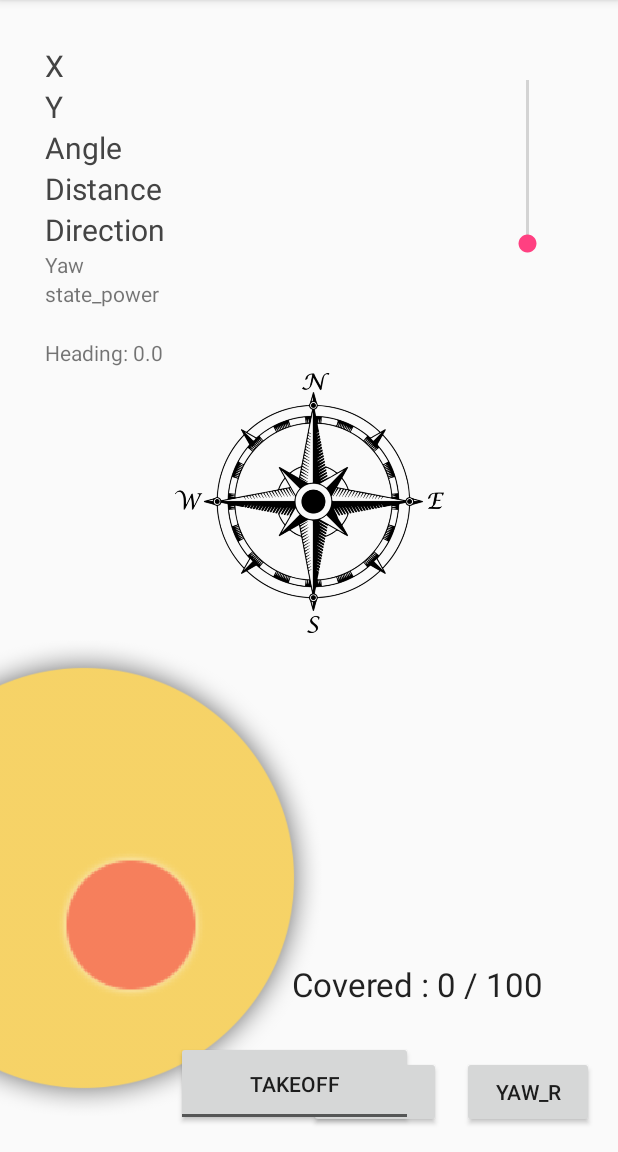
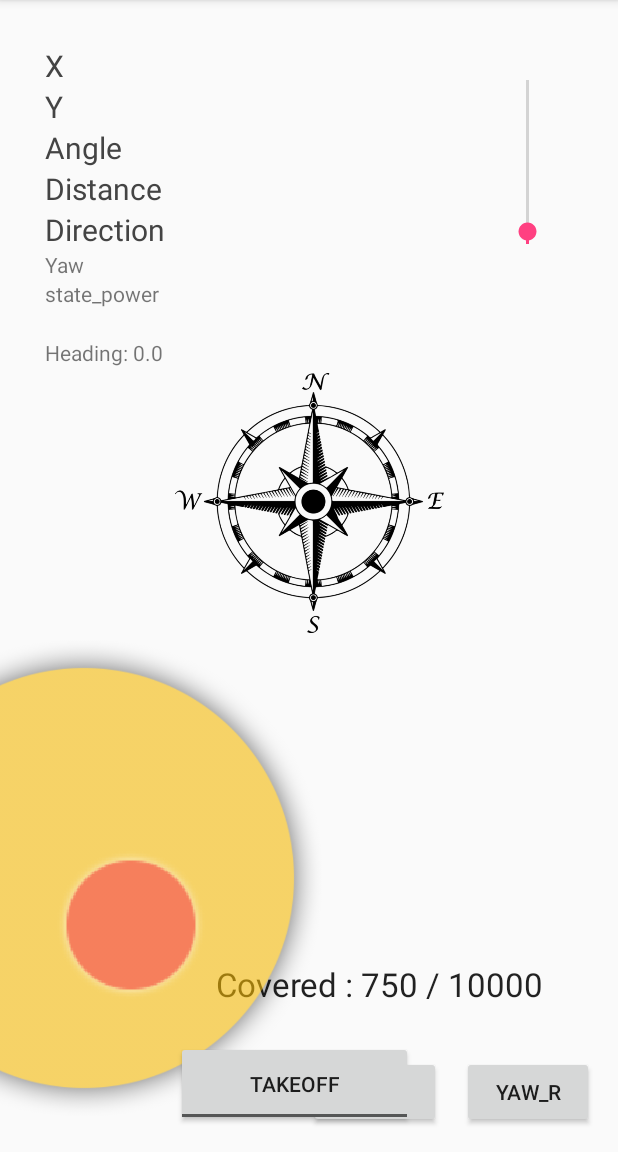
Before and after one commit to magmanex/JoyStickTCP6, an Android app: the SecondScreenActivity screen opened directly, with no data from a screen before it, on a phone screen of 412 x 824 dp, the part 84-1236 px from its top. Run offline under Robolectric (Android 15) with nearby library versions, the phone set to English and light mode, and no system bars.

Commit message:
Change scale seekbar +Default value of high

```diff
--- a/app/src/main/java/com/example/ashira/joysticktcp6/SecondScreenActivity.java
+++ b/app/src/main/java/com/example/ashira/joysticktcp6/SecondScreenActivity.java
@@ -37,7 +37,7 @@ public class SecondScreenActivity extends AppCompatActivity implements SensorEve
     //Part from Joystickv4
 
     //Integer for messenger
-    int check_high=100;
+    int check_high=750;
     int x_joy;
     int y_joy;
     int check_yaw=100;
@@ -392,7 +392,7 @@ public class SecondScreenActivity extends AppCompatActivity implements SensorEve
                     @Override
                     public void onProgressChanged(SeekBar seekBar, int progress, boolean fromUser) {
                         progress_value = progress;
-                        check_high = progress_value*100;
+                        check_high = progress_value;
                         s_high = convert_zero5(check_high);
                         text_view.setText("Covered : " + progress + " / " +seek_bar.getMax());
 
--- a/app/src/main/java/com/example/ashira/joysticktcp6/TCPClient.java
+++ b/app/src/main/java/com/example/ashira/joysticktcp6/TCPClient.java
@@ -11,7 +11,7 @@ import java.net.Socket;
 
 public class TCPClient {
     private String serverMessage;
-    public static final String SERVERIP = "192.168.0.102"; //your computer IP address
+    public static final String SERVERIP = "192.168.0.110"; //your computer IP address
     public static final int SERVERPORT = 10000;
     private OnMessageReceived mMessageListener = null;
     private boolean mRun = false;
--- a/app/src/main/res/layout/screen2.xml
+++ b/app/src/main/res/layout/screen2.xml
@@ -145,7 +145,8 @@
         android:layout_alignParentStart="true"
         android:layout_marginEnd="25dp"
         android:rotation="270"
-        android:max="100"
+        android:max="10000"
+        android:progress="750"
         android:scaleWidth="100%"
         tools:layout_constraintTop_creator="1"
         tools:layout_constraintRight_creator="1"
```
